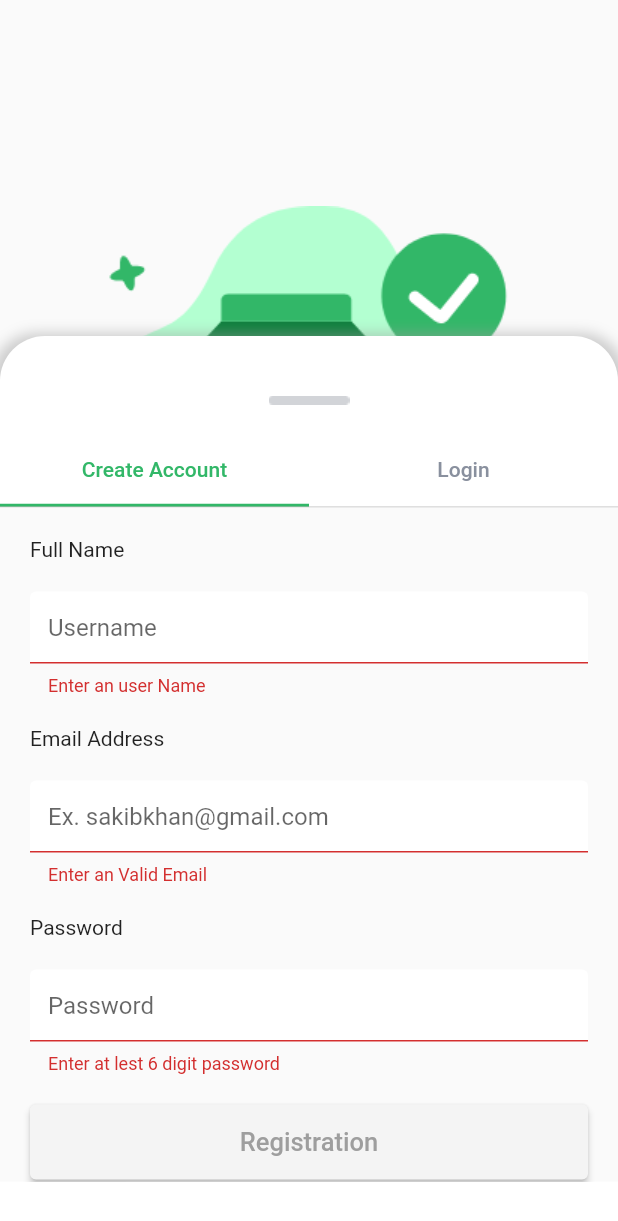
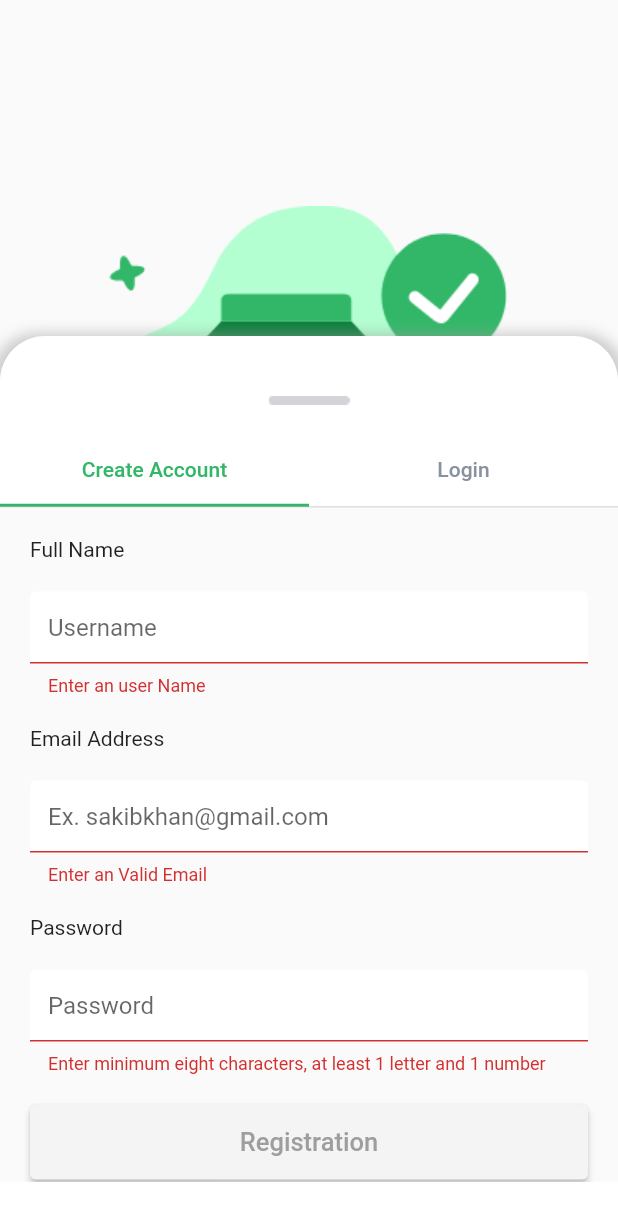
Before and after one commit to sakib151659/task7, a Flutter app: the screen it shows after launch, after a tap on "Create Account", after a tap on "Registration", on a phone screen of 412 x 824 dp. Shown: the top 1221 px of the screen. Run offline on Flutter 3.47's test engine with Material 2 defaults, Android fonts, the phone set to English and light mode, and no system bars; our stand-ins replace hexcolor.

Commit message:
password with regular expression

```diff
--- a/lib/authenticate/signUp.dart
+++ b/lib/authenticate/signUp.dart
@@ -108,7 +108,7 @@ class _SignUpState extends State<SignUp> {
                         ),
 
                         obscureText: true,
-                        validator: (val) => val!.length < 6 ? 'Enter at lest 6 digit password' : null ,
+                        validator: (val) => val!.isValidPass() ? null  : 'Enter minimum eight characters, at least 1 letter and 1 number',
                         onChanged: (val){
                           setState(()=> password = val);
 
@@ -125,10 +125,10 @@ class _SignUpState extends State<SignUp> {
                             child: ElevatedButton(
                               style: ElevatedButton.styleFrom(
                                 //primary: HexColor("#F4F4F4"),
-                                primary: (_nameController.text.isEmpty || _passController.text.length<6  || !_emailController.text.contains('@') || !_emailController.text.endsWith(".com")) ? HexColor("#F4F4F4") : Colors.green,
+                                primary: (_nameController.text.isEmpty || _passController.text.length<8  || !_emailController.text.contains('@') || !_emailController.text.endsWith(".com")) ? HexColor("#F4F4F4") : Colors.green,
                               ),
                               child: Text('Registration',
-                                style: TextStyle(color: (_nameController.text.isEmpty || _passController.text.length<6  || !_emailController.text.contains('@') || !_emailController.text.endsWith(".com")) ? Colors.grey : Colors.white, fontSize: 17.0, ),
+                                style: TextStyle(color: (_nameController.text.isEmpty || _passController.text.length<8  || !_emailController.text.contains('@') || !_emailController.text.endsWith(".com")) ? Colors.grey : Colors.white, fontSize: 17.0, ),
 
                               ),
                               onPressed: () {
@@ -204,3 +204,12 @@ extension EmailValidator on String {
         .hasMatch(this);
   }
 }
+
+
+extension PassValidator on String {
+  bool isValidPass() {
+    return RegExp(
+        r'^(?=.*[A-Za-z])(?=.*\d)[A-Za-z\d]{8,}$')
+        .hasMatch(this);
+  }
+}
```
Also changed, not shown: lib/authenticate/login.dart (+11 -3 lines).
